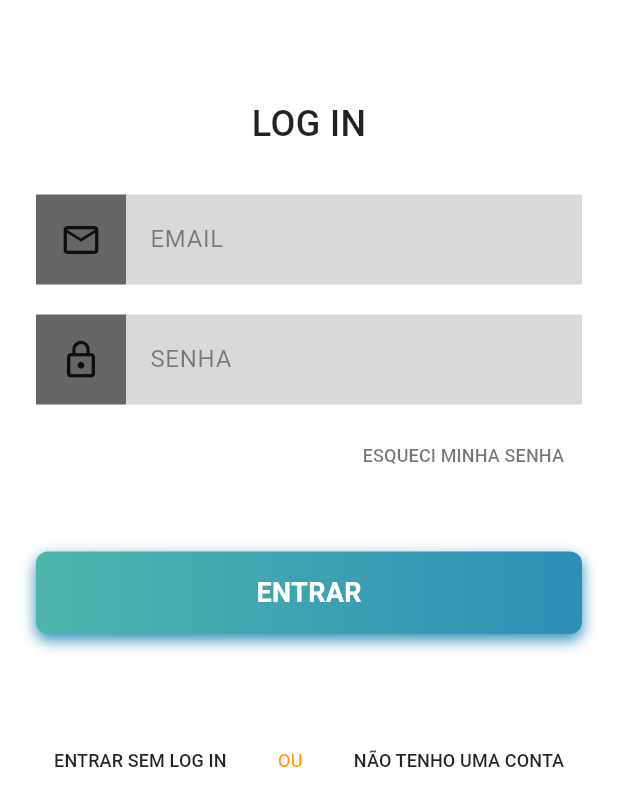
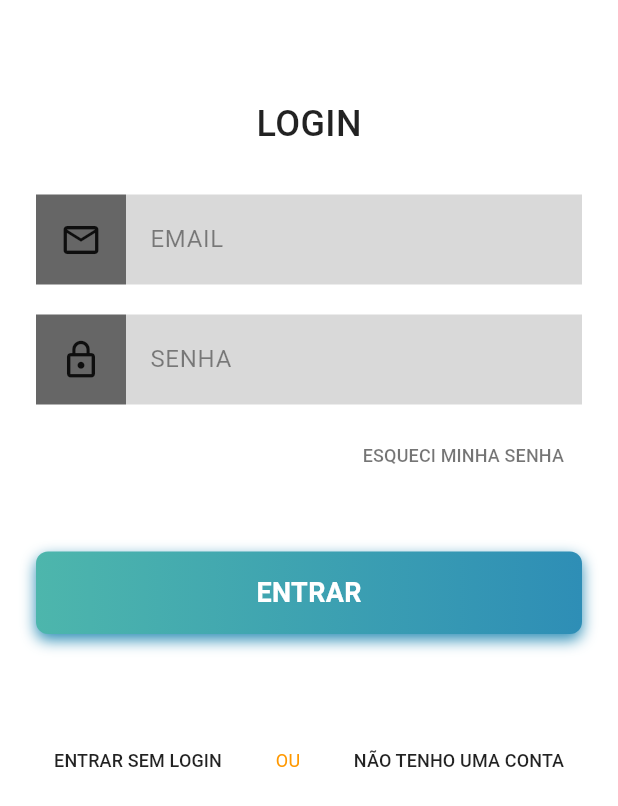
Before and after one commit to fga-eps-mds/2025.2-Gilgamesh, a Flutter app: the TelaLogin screen opened directly, scrolled down 56 dp, on a phone screen of 412 x 824 dp. Shown: the part 380-1186 px from the top of the screen. Run offline on Flutter 3.47's test engine with Material 3 defaults, Android fonts, the light colour scheme and no system bars; our stand-ins replace shared_preferences; accounts and stored records are empty.

Commit message:
style(ui): correção de textos

```diff
--- a/mobile_apoia/lib/telas/acesso/tela_login.dart
+++ b/mobile_apoia/lib/telas/acesso/tela_login.dart
@@ -48,7 +48,7 @@ class _TelaLoginState extends State<TelaLogin> {
                 const SizedBox(height: 60),
 
                 const Text(
-                  "LOG IN",
+                  "LOGIN",
                   style: TextStyle(
                     fontSize: 24,
                     fontWeight: FontWeight.w500,
@@ -200,7 +200,7 @@ class _TelaLoginState extends State<TelaLogin> {
                     TextButton(
                       onPressed: () => print("Entrar sem login"),
                       child: const Text(
-                        "ENTRAR SEM LOG IN",
+                        "ENTRAR SEM LOGIN",
                         style: TextStyle(color: Colors.black87, fontSize: 12),
                       ),
                     ),
--- a/mobile_apoia/lib/widgets/botao_pular_introducao.dart
+++ b/mobile_apoia/lib/widgets/botao_pular_introducao.dart
@@ -14,7 +14,7 @@ class BotaoPular extends StatelessWidget {
         );
       },
       child: const Text(
-        "pular explicação",
+        "PULAR",
         style: TextStyle(color: Colors.black54, fontWeight: FontWeight.w400),
       ),
     );
```
Also changed, not shown: mobile_apoia/pubspec.lock.
